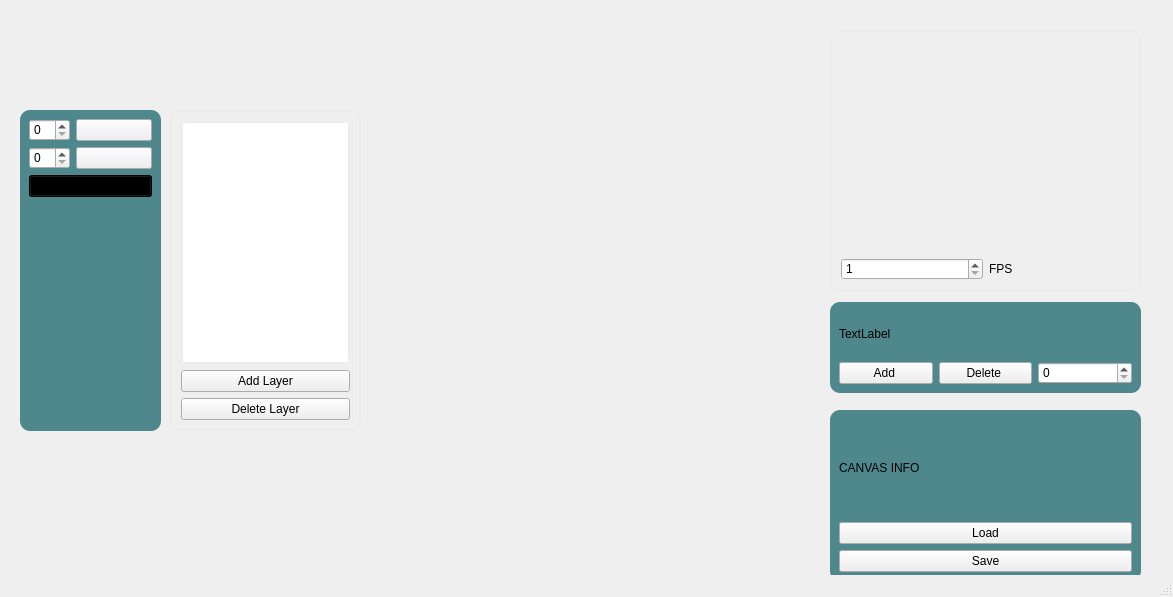
Qt form mainwindow.ui (CatherineBao/color-alchemy) before a commit.
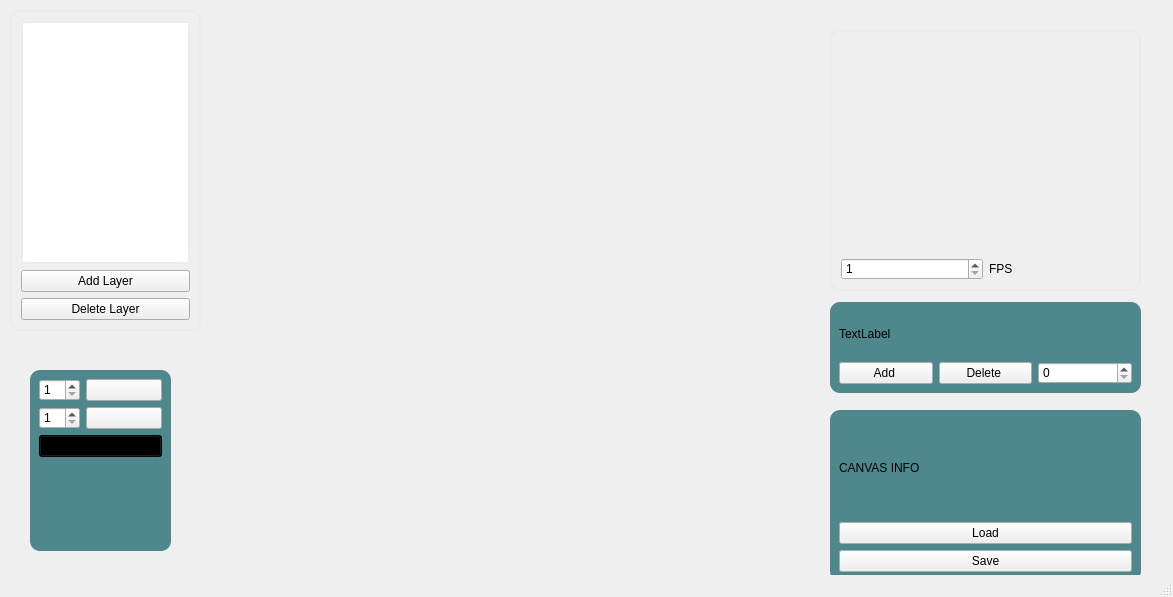
The same form after that commit. Icons and pictures are not drawn. Custom widgets are drawn as their Qt base class.

Diff of the .ui file:
```diff
--- a/mainwindow.ui
+++ b/mainwindow.ui
@@ -107,8 +107,8 @@
    <widget class="QFrame" name="verticalFrame">
     <property name="geometry">
      <rect>
-      <x>170</x>
-      <y>110</y>
+      <x>10</x>
+      <y>10</y>
       <width>191</width>
       <height>321</height>
      </rect>
@@ -184,10 +184,10 @@
    <widget class="QFrame" name="tools">
     <property name="geometry">
      <rect>
-      <x>20</x>
-      <y>110</y>
+      <x>30</x>
+      <y>370</y>
       <width>141</width>
-      <height>321</height>
+      <height>181</height>
      </rect>
     </property>
     <property name="styleSheet">
@@ -210,7 +210,11 @@
       </widget>
      </item>
      <item row="0" column="0">
-      <widget class="QSpinBox" name="penSize"/>
+      <widget class="QSpinBox" name="penSize">
+       <property name="minimum">
+        <number>1</number>
+       </property>
+      </widget>
      </item>
      <item row="0" column="1">
       <widget class="QPushButton" name="penToolButton">
@@ -241,7 +245,11 @@
       </widget>
      </item>
      <item row="1" column="0">
-      <widget class="QSpinBox" name="eraserSize"/>
+      <widget class="QSpinBox" name="eraserSize">
+       <property name="minimum">
+        <number>1</number>
+       </property>
+      </widget>
      </item>
     </layout>
    </widget>
```
